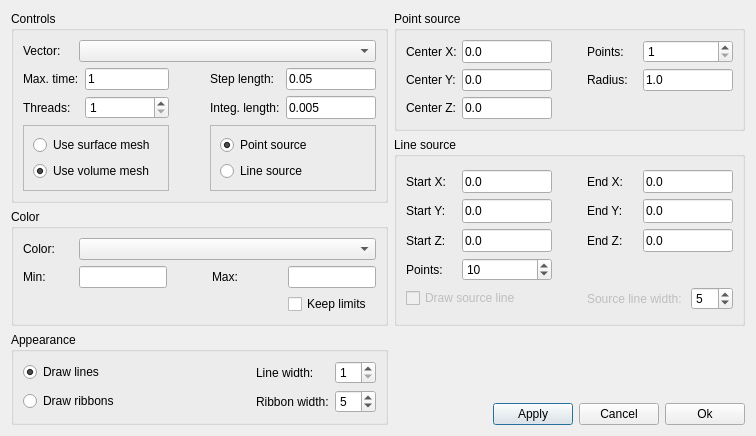
Before: the Qt Designer form ElmerGUI/vtkpost/streamline.ui in tehnick/elmerfem, drawn with Qt 5.
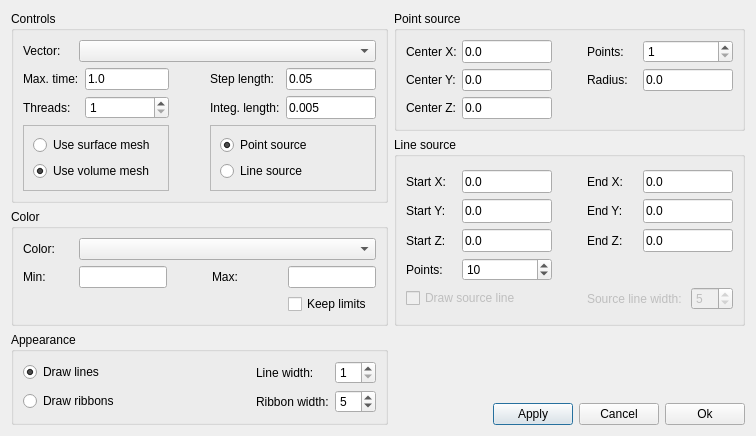
After: the same form once the commit is applied. Icons and pictures are not drawn.

Commit message: ElmerGUI: Updated dialog forms

Diff of the .ui file:
```diff
--- a/ElmerGUI/vtkpost/streamline.ui
+++ b/ElmerGUI/vtkpost/streamline.ui
@@ -79,7 +79,7 @@
            </size>
           </property>
           <property name="text" >
-           <string>1</string>
+           <string>1.0</string>
           </property>
          </widget>
         </item>
@@ -342,7 +342,7 @@
            </size>
           </property>
           <property name="text" >
-           <string>1.0</string>
+           <string>0.0</string>
           </property>
          </widget>
         </item>
@@ -593,6 +593,9 @@
         </item>
         <item row="4" column="5" >
          <widget class="QSpinBox" name="rakeWidth" >
+          <property name="enabled" >
+           <bool>false</bool>
+          </property>
           <property name="minimum" >
            <number>1</number>
           </property>
```
Left out of the diff: 26 changed lines with no effect on the pictures.
